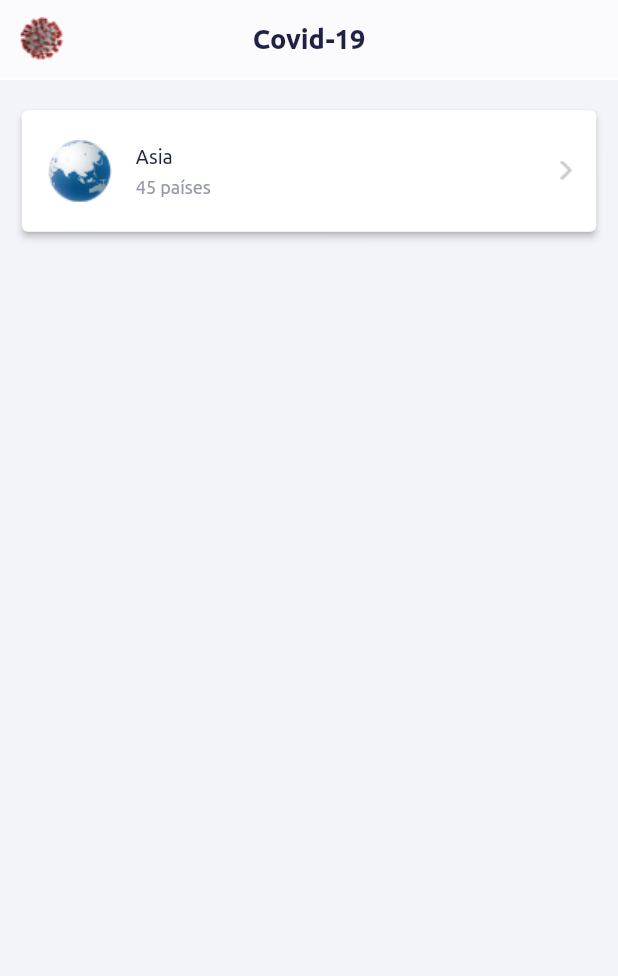
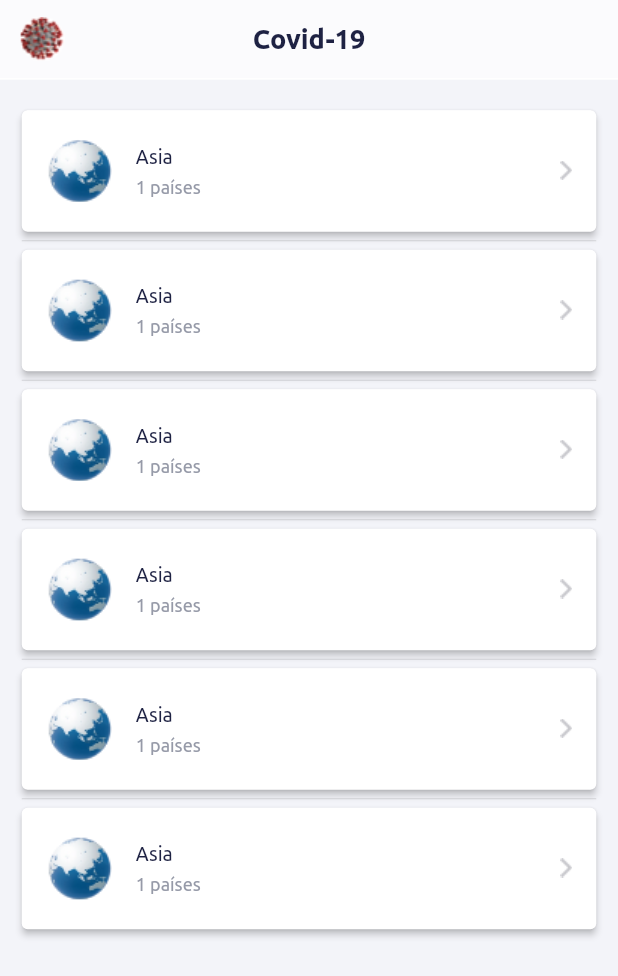
Before and after one commit to savioti/study_flutter_provider, a Flutter app: the screen it shows after launch, on a phone screen of 412 x 824 dp. Shown: the top 976 px of the screen. Run offline on Flutter 3.47's test engine with Material 2 defaults, Android fonts, the phone set to English and light mode, and no system bars.

Commit message:
ajeitando home para testar botões de continente

```diff
--- a/lib/app/pages/page_home.dart
+++ b/lib/app/pages/page_home.dart
@@ -1,4 +1,5 @@
 import 'package:desafio_covid/app/shared/widgets/appbar_default.dart';
+import 'package:desafio_covid/app/shared/widgets/button_continent.dart';
 import 'package:flutter/cupertino.dart';
 import 'package:flutter/material.dart';
 
@@ -7,51 +8,23 @@ class HomePage extends StatelessWidget {
 
   @override
   Widget build(BuildContext context) {
+    const int _continentsCount = 6;
     return Scaffold(
       appBar: DefaultAppBar(title: 'Covid-19'),
-      body: ListView(
+      body: ListView.separated(
         padding: EdgeInsets.fromLTRB(14.5, 20.5, 14.5, 20.5),
-        children: [
-          ButtonTheme(
-            minWidth: 345.0,
-            // height: 79.0,
-            child: ElevatedButton(
-              style: ButtonStyle(
-                backgroundColor: MaterialStateProperty.all(Colors.white),
-              ),
-              onPressed: () => {},
-              child: ListTile(
-                contentPadding: EdgeInsets.fromLTRB(0.0, 4.0, 0.0, 5.0),
-                leading: Image.asset(
-                  'assets/images/icon_asia_44x44.png',
-                  width: 44.0,
-                  height: 44.0,
-                ),
-                title: Text(
-                  'Asia',
-                  style: TextStyle(
-                    fontFamily: 'Ubuntu',
-                    fontStyle: FontStyle.normal,
-                    fontSize: 13.0,
-                    color: Color(0xFF1E2243),
-                  ),
-                ),
-                subtitle: Text(
-                  '45 países',
-                  style: TextStyle(
-                    fontFamily: 'Ubuntu',
-                    fontStyle: FontStyle.normal,
-                    fontSize: 12.0,
-                    color: Color(0xFF969AA8),
-                  ),
-                ),
-                trailing: Image.asset(
-                  'assets/images/arrow_control_small.png',
-                ),
-              ),
-            ),
-          ),
-        ],
+        itemCount: _continentsCount,
+        itemBuilder: (_, i) {
+          return ContinentButton(
+            countriesCount: 1,
+            continentName: 'Asia',
+          );
+        },
+        separatorBuilder: (_, i) {
+          return Divider(
+            height: 12.0,
+          );
+        },
       ),
     );
   }
```
